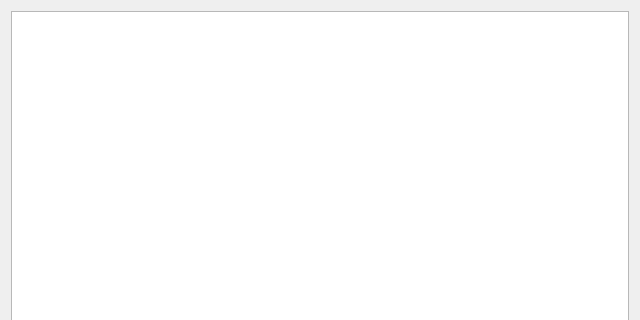
Above: strings.ui from PROPHESSOR/ProHex before the change; both pictures show x 0 to 640 and y 0 to 320 of the 640 by 480 pixel window. Below: the same form after it.
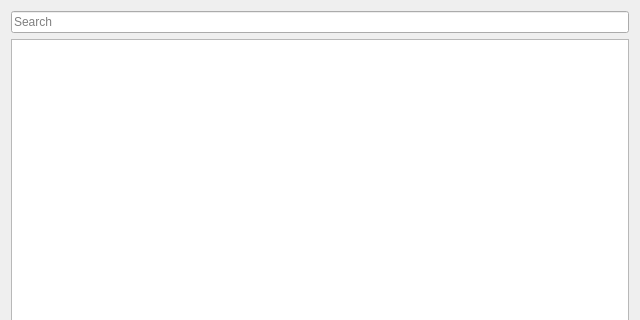
That is the form after the change.

```diff
--- a/strings.ui
+++ b/strings.ui
@@ -13,9 +13,32 @@
   <property name="windowTitle">
    <string>Strings</string>
   </property>
-  <layout class="QGridLayout" name="gridLayout">
-   <item row="0" column="0">
-    <widget class="QListWidget" name="listWidget"/>
+  <layout class="QVBoxLayout" name="verticalLayout">
+   <item>
+    <widget class="QLineEdit" name="searchInput">
+     <property name="autoFillBackground">
+      <bool>false</bool>
+     </property>
+     <property name="frame">
+      <bool>true</bool>
+     </property>
+     <property name="placeholderText">
+      <string>Search</string>
+     </property>
+     <property name="clearButtonEnabled">
+      <bool>false</bool>
+     </property>
+    </widget>
+   </item>
+   <item>
+    <widget class="QListWidget" name="listWidget">
+     <property name="autoFillBackground">
+      <bool>false</bool>
+     </property>
+     <property name="selectionMode">
+      <enum>QAbstractItemView::MultiSelection</enum>
+     </property>
+    </widget>
    </item>
   </layout>
  </widget>
```
